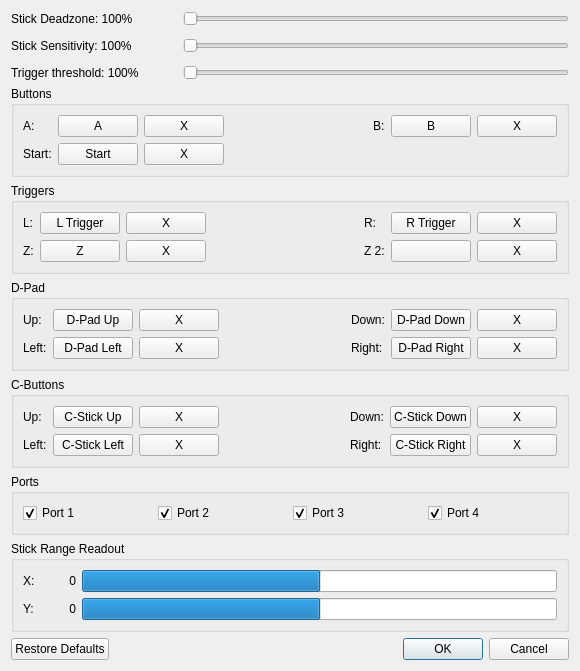
crossn/CMG-K, file Source/RMG-Input-GCA/UserInterface/MainDialog.ui: the form before one commit.
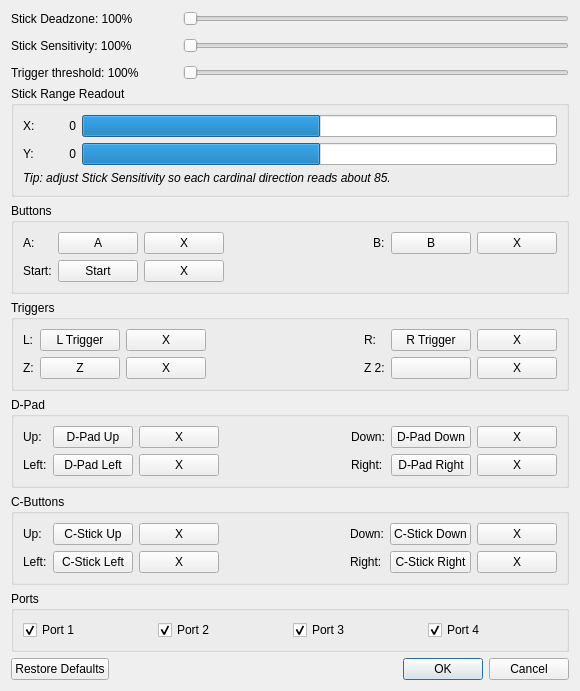
The form after the commit.

Commit message:
Reposition GCA stick range readout and add sensitivity tip
Move the Stick Range Readout group up between the sliders block and the
Buttons group so users see the live X/Y values right after the slider
they're adjusting. Add an italic tip inside the readout group telling
users to tune Stick Sensitivity so each cardinal direction reads about
85. Tip uses the default palette text color so it stays readable in
both light and dark modes.

Patch:
```diff
--- a/Source/RMG-Input-GCA/UserInterface/MainDialog.ui
+++ b/Source/RMG-Input-GCA/UserInterface/MainDialog.ui
@@ -102,6 +102,106 @@
      </item>
     </layout>
    </item>
+   <item>
+    <widget class="QGroupBox" name="axisReadoutGroupBox">
+     <property name="title">
+      <string>Stick Range Readout</string>
+     </property>
+     <layout class="QGridLayout" name="axisReadoutGridLayout">
+      <item row="0" column="0">
+       <widget class="QLabel" name="axisReadoutXLabel">
+        <property name="text">
+         <string>X:</string>
+        </property>
+       </widget>
+      </item>
+      <item row="0" column="1">
+       <widget class="QLabel" name="axisReadoutXValue">
+        <property name="text">
+         <string>0</string>
+        </property>
+        <property name="alignment">
+         <set>Qt::AlignRight|Qt::AlignVCenter</set>
+        </property>
+        <property name="minimumSize">
+         <size>
+          <width>35</width>
+          <height>0</height>
+         </size>
+        </property>
+       </widget>
+      </item>
+      <item row="0" column="2">
+       <widget class="QProgressBar" name="axisReadoutXBar">
+        <property name="minimum">
+         <number>-128</number>
+        </property>
+        <property name="maximum">
+         <number>127</number>
+        </property>
+        <property name="value">
+         <number>0</number>
+        </property>
+        <property name="textVisible">
+         <bool>false</bool>
+        </property>
+       </widget>
+      </item>
+      <item row="1" column="0">
+       <widget class="QLabel" name="axisReadoutYLabel">
+        <property name="text">
+         <string>Y:</string>
+        </property>
+       </widget>
+      </item>
+      <item row="1" column="1">
+       <widget class="QLabel" name="axisReadoutYValue">
+        <property name="text">
+         <string>0</string>
+        </property>
+        <property name="alignment">
+         <set>Qt::AlignRight|Qt::AlignVCenter</set>
+        </property>
+        <property name="minimumSize">
+         <size>
+          <width>35</width>
+          <height>0</height>
+         </size>
+        </property>
+       </widget>
+      </item>
+      <item row="1" column="2">
+       <widget class="QProgressBar" name="axisReadoutYBar">
+        <property name="minimum">
+         <number>-128</number>
+        </property>
+        <property name="maximum">
+         <number>127</number>
+        </property>
+        <property name="value">
+         <number>0</number>
+        </property>
+        <property name="textVisible">
+         <bool>false</bool>
+        </property>
+       </widget>
+      </item>
+      <item row="2" column="0" colspan="3">
+       <widget class="QLabel" name="axisReadoutTipLabel">
+        <property name="text">
+         <string>Tip: adjust Stick Sensitivity so each cardinal direction reads about 85.</string>
+        </property>
+        <property name="wordWrap">
+         <bool>true</bool>
+        </property>
+        <property name="styleSheet">
+         <string>font-style: italic;</string>
+        </property>
+       </widget>
+      </item>
+     </layout>
+    </widget>
+   </item>
    <item>
     <widget class="QGroupBox" name="buttonsGroupBox">
      <property name="title">
@@ -554,93 +654,6 @@
      </layout>
     </widget>
    </item>
-   <item>
-    <widget class="QGroupBox" name="axisReadoutGroupBox">
-     <property name="title">
-      <string>Stick Range Readout</string>
-     </property>
-     <layout class="QGridLayout" name="axisReadoutGridLayout">
-      <item row="0" column="0">
-       <widget class="QLabel" name="axisReadoutXLabel">
-        <property name="text">
-         <string>X:</string>
-        </property>
-       </widget>
-      </item>
-      <item row="0" column="1">
-       <widget class="QLabel" name="axisReadoutXValue">
-        <property name="text">
-         <string>0</string>
-        </property>
-        <property name="alignment">
-         <set>Qt::AlignRight|Qt::AlignVCenter</set>
-        </property>
-        <property name="minimumSize">
-         <size>
-          <width>35</width>
-          <height>0</height>
-         </size>
-        </property>
-       </widget>
-      </item>
-      <item row="0" column="2">
-       <widget class="QProgressBar" name="axisReadoutXBar">
-        <property name="minimum">
-         <number>-128</number>
-        </property>
-        <property name="maximum">
-         <number>127</number>
-        </property>
-        <property name="value">
-         <number>0</number>
-        </property>
-        <property name="textVisible">
-         <bool>false</bool>
-        </property>
-       </widget>
-      </item>
-      <item row="1" column="0">
-       <widget class="QLabel" name="axisReadoutYLabel">
-        <property name="text">
-         <string>Y:</string>
-        </property>
-       </widget>
-      </item>
-      <item row="1" column="1">
-       <widget class="QLabel" name="axisReadoutYValue">
-        <property name="text">
-         <string>0</string>
-        </property>
-        <property name="alignment">
-         <set>Qt::AlignRight|Qt::AlignVCenter</set>
-        </property>
-        <property name="minimumSize">
-         <size>
-          <width>35</width>
-          <height>0</height>
-         </size>
-        </property>
-       </widget>
-      </item>
-      <item row="1" column="2">
-       <widget class="QProgressBar" name="axisReadoutYBar">
-        <property name="minimum">
-         <number>-128</number>
-        </property>
-        <property name="maximum">
-         <number>127</number>
-        </property>
-        <property name="value">
-         <number>0</number>
-        </property>
-        <property name="textVisible">
-         <bool>false</bool>
-        </property>
-       </widget>
-      </item>
-     </layout>
-    </widget>
-   </item>
    <item>
     <spacer name="verticalSpacer">
      <property name="orientation">
```
